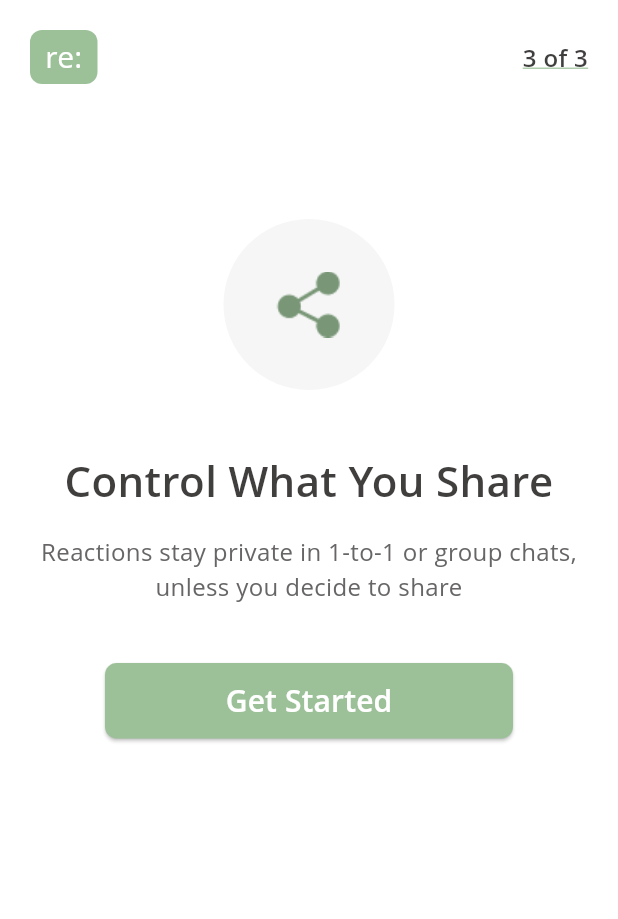
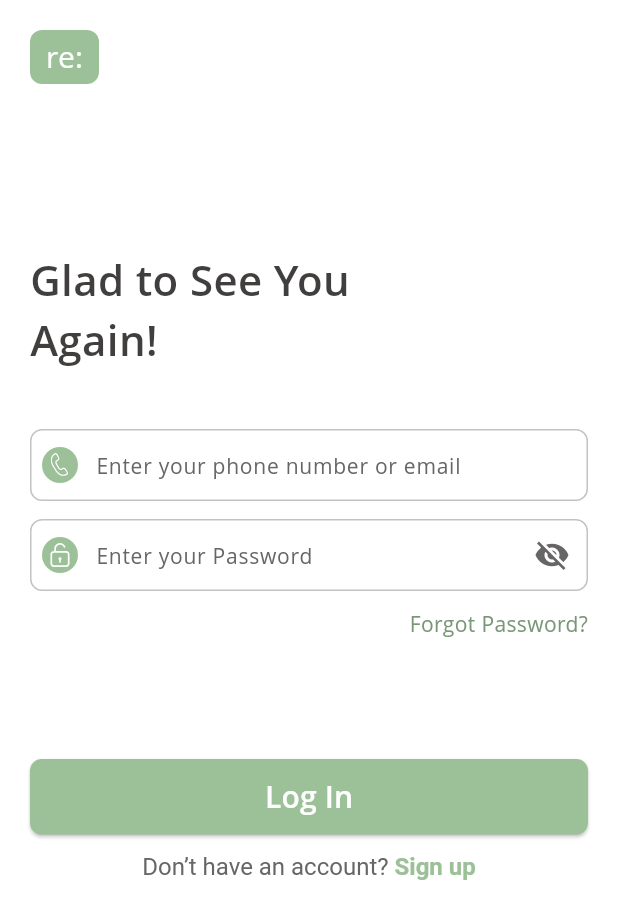
Before and after one commit to MdLimon123/Ree-Socal_Media-App, a Flutter app: the OnboardScreen3 screen opened directly, after a tap on "Get Started", on a phone screen of 412 x 824 dp. Shown: the top 919 px of the screen. Run offline on Flutter 3.47's test engine with Material 3 defaults, Android fonts, the phone set to English and light mode, and no system bars; our stand-ins replace flutter_screenutil, flutter_spinkit, flutter_svg, get, shared_preferences; accounts and stored records are empty.

Commit message:
complete login screen

```diff
--- a/lib/helpers/route.dart
+++ b/lib/helpers/route.dart
@@ -1,6 +1,7 @@
 import 'package:get/get.dart';
 import 'package:ree_social_media_app/views/screen/Home/home_screen.dart';
 import 'package:ree_social_media_app/views/screen/Profile/profile_screen.dart';
+import 'package:ree_social_media_app/views/screen/Splash/Auth/login_screen.dart';
 import 'package:ree_social_media_app/views/screen/Wallet/wallet_screen.dart';
 
 
@@ -12,12 +13,14 @@ class AppRoutes{
   static String homeScreen="/home_screen";
   static String profileScreen="/profile_screen";
   static String walletScreen="/wallet_screen";
+  static String loginScreen="/login_screen";
 
  static List<GetPage> page=[
     GetPage(name:splashScreen, page: ()=>const SplashScreen()),
-    GetPage(name:homeScreen, page: ()=>const HomeScreen(),transition:Transition.noTransition),
-    GetPage(name:walletScreen, page: ()=>const WalletScreen(),transition:Transition.noTransition),
-    GetPage(name:profileScreen, page: ()=>const ProfileScreen(),transition: Transition.noTransition),
+    GetPage(name:homeScreen, page: ()=>const HomeScreen()),
+    GetPage(name:walletScreen, page: ()=>const WalletScreen()),
+    GetPage(name:profileScreen, page: ()=>const ProfileScreen()),
+    GetPage(name:loginScreen, page: ()=>const LoginScreen()),
   ];
 
 
--- /dev/null
+++ b/lib/utils/statusbar_color.dart
@@ -0,0 +1,12 @@
+import 'package:flutter/material.dart';
+import 'package:flutter/services.dart';
+
+void systemStatusBar() {
+  SystemChrome.setSystemUIOverlayStyle(
+    const SystemUiOverlayStyle(
+      statusBarColor: Colors.white,
+      statusBarIconBrightness: Brightness.dark,
+      statusBarBrightness: Brightness.light,
+    ),
+  );
+}
--- a/lib/views/base/custom_text_field.dart
+++ b/lib/views/base/custom_text_field.dart
@@ -1,8 +1,6 @@
 import 'package:flutter/material.dart';
-import 'package:flutter_screenutil/flutter_screenutil.dart';
-
-import '../../utils/app_colors.dart';
-import '../../utils/app_constants.dart';
+import 'package:ree_social_media_app/utils/app_colors.dart';
+import 'package:ree_social_media_app/utils/app_constants.dart';
 
 class CustomTextField extends StatefulWidget {
   final TextEditingController controller;
@@ -19,6 +17,10 @@ class CustomTextField extends StatefulWidget {
   final FormFieldValidator? validator;
   final bool isPassword;
   final bool? isEmail;
+  final int? maxLines;
+  final Color? borderColor;
+  final Function(String)? onChanged;
+  final Function()? onTap;
 
   const CustomTextField(
       {super.key,
@@ -35,6 +37,10 @@ class CustomTextField extends StatefulWidget {
         this.obscure = '*',
         this.filColor,
         this.labelText,
+        this.onChanged,
+        this.onTap,
+        this.maxLines = 1,
+        this.borderColor,
         this.isPassword = false});
 
   @override
@@ -52,13 +58,16 @@ class _CustomTextFieldState extends State<CustomTextField> {
 
   @override
   Widget build(BuildContext context) {
-    return TextFormField(
+    return SizedBox(
+      height:  widget.maxLines == 1?48: null,
+      child: TextFormField(
+        onTap: widget.onTap,
+        onChanged: widget.onChanged,
         controller: widget.controller,
         keyboardType: widget.keyboardType,
         obscuringCharacter: widget.obscure!,
-      // validator: widget.validator,
-      validator: widget.validator ??
-          (value) {
+        maxLines: widget.maxLines,
+        validator: widget.validator ?? (value) {
           if (widget.isEmail == null) {
             if (value!.isEmpty) {
               return "Please enter ${widget.hintText!.toLowerCase()}";
@@ -82,12 +91,30 @@ class _CustomTextFieldState extends State<CustomTextField> {
         },
         cursorColor: AppColors.primaryColor,
         obscureText: widget.isPassword ? obscureText : false,
-      style: TextStyle(color: Colors.white, fontSize: 16.sp),
+        style: TextStyle(color: Color(0xFF676565), fontSize: 16, fontWeight: FontWeight.w400),
         decoration: InputDecoration(
+          // No border color but keep the border radius
+          border: OutlineInputBorder(
+            borderRadius: BorderRadius.circular(8),
+            borderSide: BorderSide(color: Color(0xFFC4C3C3),
+                width: 1),
+          ),
+          enabledBorder: OutlineInputBorder(
+            borderRadius: BorderRadius.circular(8),
+            borderSide: BorderSide(color: Color(0xFFC4C3C3),
+                width: 1),
+          ),
+          focusedBorder: OutlineInputBorder(
+            borderRadius: BorderRadius.circular(8),
+            borderSide: BorderSide(color: Color(0xFFC4C3C3),
+                width: 1),
+          ),
           contentPadding: EdgeInsets.symmetric(
-            horizontal: widget.contentPaddingHorizontal ?? 20.w,
-            vertical: widget.contentPaddingVertical ?? 20.w),
-        fillColor: widget.filColor,
+            horizontal: widget.contentPaddingHorizontal ?? 20,
+            vertical: widget.contentPaddingVertical ?? 12, // Adjusted for vertical centering
+          ),
+          fillColor:  Colors.white,
+          filled: true,
           prefixIcon: widget.prefixIcon,
           suffixIcon: widget.isPassword
               ? GestureDetector(
@@ -96,14 +123,22 @@ class _CustomTextFieldState extends State<CustomTextField> {
                 obscureText ? Icons.visibility_off : Icons.visibility),
           )
               : widget.suffixIcon,
-        prefixIconConstraints: BoxConstraints(minHeight: 24.w, minWidth: 24.w),
+          prefixIconConstraints: BoxConstraints(minHeight: 24, minWidth: 24),
           labelText: widget.labelText,
           hintText: widget.hintText,
+          hintStyle: TextStyle(
+            color: Color(0xFF676565),
+            fontSize: 14,
+            fontWeight: FontWeight.w400,
+          ),
+        ),
       ),
     );
+
   }
 
   _suffixIcon(IconData icon) {
-    return Padding(padding: const EdgeInsets.all(12.0), child: Icon(icon));
+    return Padding(padding: const EdgeInsets.all(12.0), child: Icon(icon,
+      color: Color(0xFF676565),));
   }
 }
--- /dev/null
+++ b/lib/views/screen/Splash/Auth/login_screen.dart
@@ -0,0 +1,133 @@
+import 'package:flutter/gestures.dart';
+import 'package:flutter/material.dart';
+import 'package:flutter_svg/flutter_svg.dart';
+import 'package:ree_social_media_app/utils/app_colors.dart';
+import 'package:ree_social_media_app/views/base/custom_button.dart';
+import 'package:ree_social_media_app/views/base/custom_text_field.dart';
+
+class LoginScreen extends StatefulWidget {
+  const LoginScreen({super.key});
+
+  @override
+  State<LoginScreen> createState() => _LoginScreenState();
+}
+
+class _LoginScreenState extends State<LoginScreen> {
+
+  final emailTextController = TextEditingController();
+  final passwordTextController = TextEditingController();
+
+  @override
+  Widget build(BuildContext context) {
+    return Scaffold(
+      body: SafeArea(
+        child: SingleChildScrollView(
+          padding: const EdgeInsets.all(20),
+          child: Column(
+            mainAxisAlignment: MainAxisAlignment.start,
+            crossAxisAlignment: CrossAxisAlignment.start,
+            children: [
+              Container(
+                height: 36,
+                width: 46,
+                decoration: BoxDecoration(
+                  color: AppColors.primaryColor,
+                  borderRadius: BorderRadius.circular(8)
+                ),
+                child: Center(
+                  child: Text("re:",
+                      style: TextStyle(
+                        color: Colors.white,
+                        fontSize: 20,
+                        fontWeight: FontWeight.w500,
+                      ))
+                ),
+              ),
+              SizedBox(height: 110,),
+              Text("Glad to See You \nAgain!",
+              style: TextStyle(
+                color: AppColors.textColor,
+                fontSize: 28,
+                fontWeight: FontWeight.w600,
+              ),),
+              SizedBox(height: 40,),
+              CustomTextField(controller: emailTextController,
+              hintText: 'Enter your phone number or email',
+              isEmail: true,
+              prefixIcon: Padding(
+                padding: const EdgeInsets.all(8.0),
+                child: Container(
+                  height: 24,
+                  width: 24,
+                  decoration: BoxDecoration(
+                    shape: BoxShape.circle,
+                    color: AppColors.primaryColor
+                  ),
+                  child:Padding(
+                    padding: const EdgeInsets.all(4.0),
+                    child: SvgPicture.asset('assets/icons/phone.svg'),
+                  )
+                ),
+              ),),
+              SizedBox(height: 12,),
+              CustomTextField(controller: emailTextController,
+                hintText: 'Enter your Password',
+                isPassword: true,
+                prefixIcon: Padding(
+                  padding: const EdgeInsets.all(8.0),
+                  child: Container(
+                      height: 24,
+                      width: 24,
+                      decoration: BoxDecoration(
+                          shape: BoxShape.circle,
+                          color: AppColors.primaryColor
+                      ),
+                      child:Padding(
+                        padding: const EdgeInsets.all(4.0),
+                        child: SvgPicture.asset('assets/icons/lock.svg'),
+                      )
+                  ),
+                ),),
+              SizedBox(height: 12,),
+              Align(
+                alignment: Alignment.centerRight,
+                child: Text("Forgot Password?",
+                style: TextStyle(
+                  color: Color(0xFF799777),
+                  fontSize: 14,
+                  fontWeight: FontWeight.w400,
+                ),),
+              ),
+              SizedBox(height: 80,),
+              CustomButton(onTap: (){}, text: "Log In"),
+              SizedBox(height: 12,),
+              Center(
+                child: RichText(
+                  text: TextSpan(
+                    text: "Don’t have an account?",
+                    style: TextStyle(
+                        color: Color(0xFF676565),
+                        fontSize: 16,
+                        fontWeight: FontWeight.w400),
+                    children: [
+                      TextSpan(
+                        text: " Sign up",
+                        style: TextStyle(
+                            color: AppColors.primaryColor,
+                            fontSize: 16,
+                            fontWeight: FontWeight.w600),
+                        recognizer: TapGestureRecognizer()
+                          ..onTap = () {
+                          },
+                      ),
+                    ],
+                  ),
+                ),
+              ),
+            ],
+          ),
+        ),
+      ),
+    );
+  }
+}
--- a/lib/views/screen/Splash/Onboard/onboard_screen2.dart
+++ b/lib/views/screen/Splash/Onboard/onboard_screen2.dart
@@ -1,6 +1,7 @@
 import 'package:flutter/material.dart';
 import 'package:get/get.dart';
 import 'package:ree_social_media_app/utils/app_colors.dart';
+import 'package:ree_social_media_app/utils/statusbar_color.dart';
 import 'package:ree_social_media_app/views/base/custom_button.dart';
 import 'package:ree_social_media_app/views/screen/Splash/Onboard/onboard_screen3.dart';
 
@@ -12,6 +13,13 @@ class OnboardScreen2 extends StatefulWidget {
 }
 
 class _OnboardScreen2State extends State<OnboardScreen2> {
+
+  @override
+  void initState() {
+    systemStatusBar();
+    super.initState();
+  }
+
   @override
   Widget build(BuildContext context) {
     return Scaffold(
--- a/lib/views/screen/Splash/Onboard/onboard_screen3.dart
+++ b/lib/views/screen/Splash/Onboard/onboard_screen3.dart
@@ -1,5 +1,8 @@
 import 'package:flutter/material.dart';
+import 'package:get/get.dart';
+import 'package:ree_social_media_app/helpers/route.dart';
 import 'package:ree_social_media_app/utils/app_colors.dart';
+import 'package:ree_social_media_app/utils/statusbar_color.dart';
 import 'package:ree_social_media_app/views/base/custom_button.dart';
 
 class OnboardScreen3 extends StatefulWidget {
@@ -10,6 +13,14 @@ class OnboardScreen3 extends StatefulWidget {
 }
 
 class _OnboardScreen3State extends State<OnboardScreen3> {
+
+  @override
+  void initState() {
+    systemStatusBar();
+    super.initState();
+  }
+
+
   @override
   Widget build(BuildContext context) {
     return Scaffold(
@@ -87,7 +98,7 @@ class _OnboardScreen3State extends State<OnboardScreen3> {
               Padding(
                 padding: const EdgeInsets.symmetric(horizontal: 50),
                 child: CustomButton(onTap: (){
-
+                  Get.offAllNamed(AppRoutes.loginScreen);
                 }, text: "Get Started"),
               )
 
```
Also changed, not shown: assets/icons/lock.svg (added), assets/icons/phone.svg (added). Lines whose indentation alone changed are shown as unchanged.
